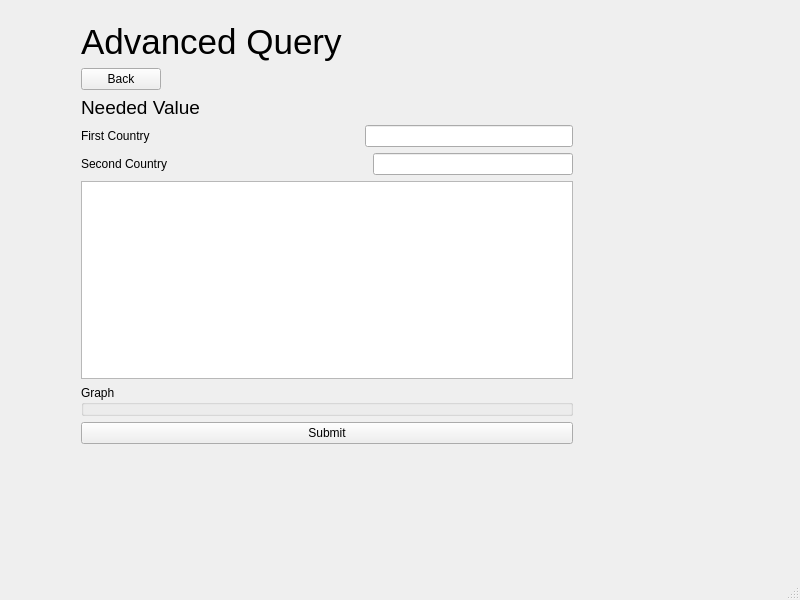
Leoyang158/SupplyChain_CSCE310, file advancedQuery_new.ui: the form before one commit.
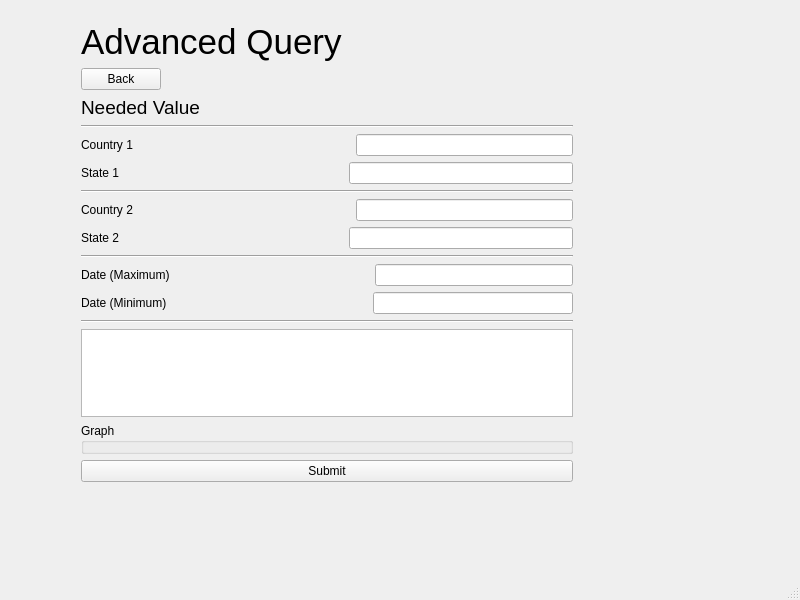
The form after the commit.

Commit message: Change ui for date, state

Diff of the .ui file:
```diff
--- a/advancedQuery_new.ui
+++ b/advancedQuery_new.ui
@@ -14,13 +14,13 @@
    <string>MainWindow</string>
   </property>
   <widget class="QWidget" name="centralwidget">
-   <widget class="QWidget" name="">
+   <widget class="QWidget" name="layoutWidget">
     <property name="geometry">
      <rect>
       <x>81</x>
       <y>22</y>
       <width>492</width>
-      <height>422</height>
+      <height>460</height>
      </rect>
     </property>
     <layout class="QVBoxLayout" name="verticalLayout">
@@ -72,12 +72,19 @@
        </property>
       </widget>
      </item>
+     <item>
+      <widget class="Line" name="line_0">
+       <property name="orientation">
+        <enum>Qt::Horizontal</enum>
+       </property>
+      </widget>
+     </item>
      <item>
       <layout class="QHBoxLayout" name="horizontalLayout_2">
        <item>
         <widget class="QLabel" name="uiAdvancedInput1">
          <property name="text">
-          <string>First Country</string>
+          <string>Country 1</string>
          </property>
         </widget>
        </item>
@@ -104,11 +111,45 @@
       </layout>
      </item>
      <item>
-      <layout class="QHBoxLayout" name="horizontalLayout_3">
+      <layout class="QHBoxLayout" name="horizontalLayout_5">
        <item>
         <widget class="QLabel" name="uiAdvancedInput2">
          <property name="text">
-          <string>Second Country</string>
+          <string>State 1</string>
+         </property>
+        </widget>
+       </item>
+       <item>
+        <spacer name="horizontalSpacer_5">
+         <property name="orientation">
+          <enum>Qt::Horizontal</enum>
+         </property>
+         <property name="sizeHint" stdset="0">
+          <size>
+           <width>40</width>
+           <height>20</height>
+          </size>
+         </property>
+        </spacer>
+       </item>
+       <item>
+        <widget class="QLineEdit" name="uiInput2"/>
+       </item>
+      </layout>
+     </item>
+     <item>
+      <widget class="Line" name="line_1">
+       <property name="orientation">
+        <enum>Qt::Horizontal</enum>
+       </property>
+      </widget>
+     </item>
+     <item>
+      <layout class="QHBoxLayout" name="horizontalLayout_3">
+       <item>
+        <widget class="QLabel" name="uiAdvancedInput3">
+         <property name="text">
+          <string>Country 2</string>
          </property>
         </widget>
        </item>
@@ -126,7 +167,7 @@
         </spacer>
        </item>
        <item>
-        <widget class="QLineEdit" name="uiInput2">
+        <widget class="QLineEdit" name="uiInput3">
          <property name="text">
           <string/>
          </property>
@@ -134,6 +175,101 @@
        </item>
       </layout>
      </item>
+     <item>
+      <layout class="QHBoxLayout" name="horizontalLayout_4">
+       <item>
+        <widget class="QLabel" name="uiAdvancedInput4">
+         <property name="text">
+          <string>State 2</string>
+         </property>
+        </widget>
+       </item>
+       <item>
+        <spacer name="horizontalSpacer_4">
+         <property name="orientation">
+          <enum>Qt::Horizontal</enum>
+         </property>
+         <property name="sizeHint" stdset="0">
+          <size>
+           <width>40</width>
+           <height>20</height>
+          </size>
+         </property>
+        </spacer>
+       </item>
+       <item>
+        <widget class="QLineEdit" name="uiInput4"/>
+       </item>
+      </layout>
+     </item>
+     <item>
+      <widget class="Line" name="line_2">
+       <property name="orientation">
+        <enum>Qt::Horizontal</enum>
+       </property>
+      </widget>
+     </item>
+     <item>
+      <layout class="QHBoxLayout" name="horizontalLayout_7">
+       <item>
+        <widget class="QLabel" name="uiAdvancedInput5">
+         <property name="text">
+          <string>Date (Maximum)</string>
+         </property>
+        </widget>
+       </item>
+       <item>
+        <spacer name="horizontalSpacer_7">
+         <property name="orientation">
+          <enum>Qt::Horizontal</enum>
+         </property>
+         <property name="sizeHint" stdset="0">
+          <size>
+           <width>40</width>
+           <height>20</height>
+          </size>
+         </property>
+        </spacer>
+       </item>
+       <item>
+        <widget class="QLineEdit" name="uiInput5"/>
+       </item>
+      </layout>
+     </item>
+     <item>
+      <layout class="QHBoxLayout" name="horizontalLayout_6">
+       <item>
+        <widget class="QLabel" name="uiAdvancedInput6">
+         <property name="text">
+          <string>Date (Minimum)</string>
+         </property>
+        </widget>
+       </item>
+       <item>
+        <spacer name="horizontalSpacer_6">
+         <property name="orientation">
+          <enum>Qt::Horizontal</enum>
+         </property>
+         <property name="sizeHint" stdset="0">
+          <size>
+           <width>40</width>
+           <height>20</height>
+          </size>
+         </property>
+        </spacer>
+       </item>
+       <item>
+        <widget class="QLineEdit" name="uiInput6"/>
+       </item>
+      </layout>
+     </item>
+     <item>
+      <widget class="Line" name="line_3">
+       <property name="orientation">
+        <enum>Qt::Horizontal</enum>
+       </property>
+      </widget>
+     </item>
      <item>
       <widget class="QTableView" name="uiAdvancedTable"/>
      </item>
```
Left out of the diff: 2 changed lines with no effect on the pictures. The commit also changes 1 other file.
